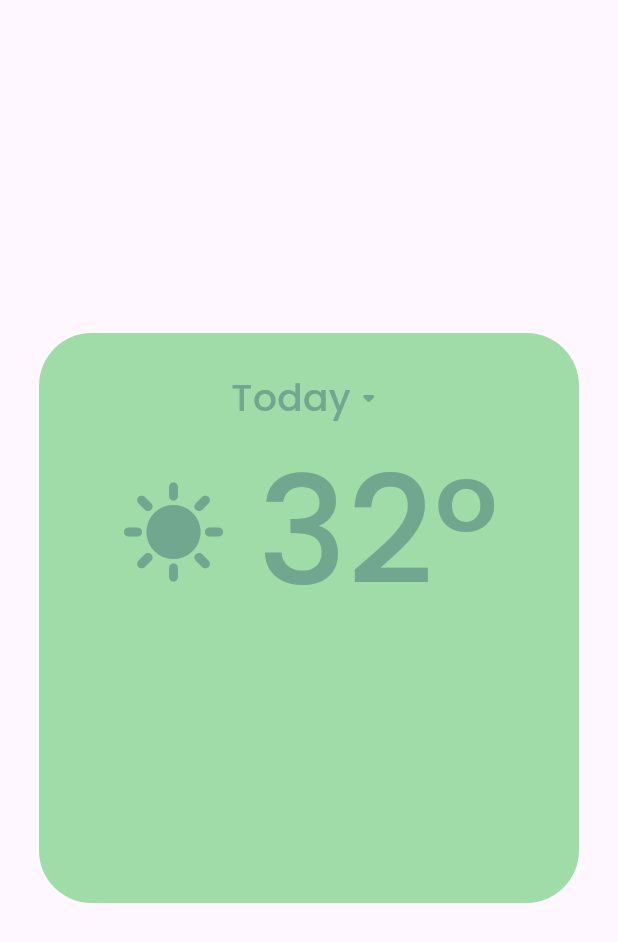
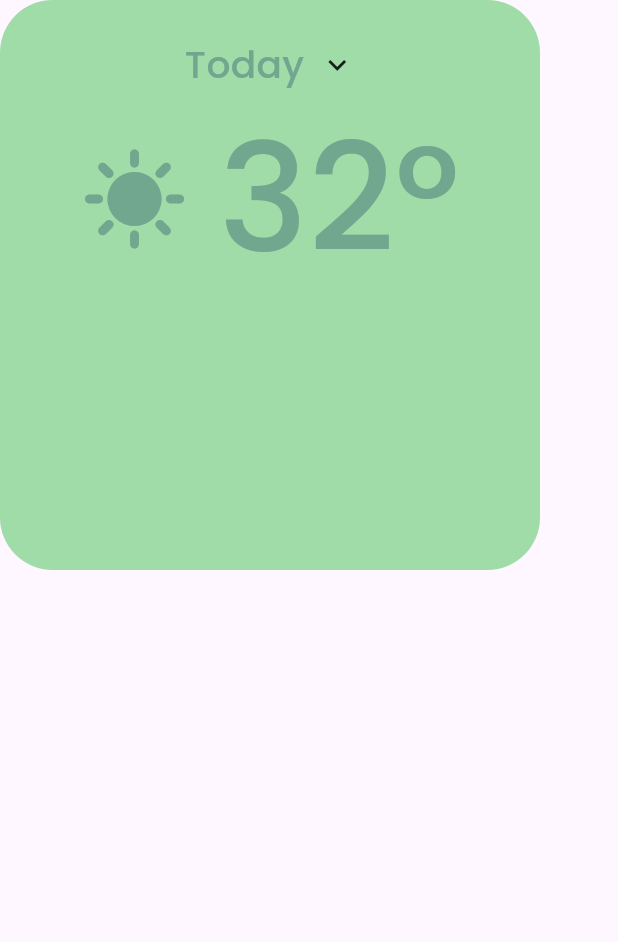
Before and after one commit to 666kurt/Flutter_Weather_App, a Flutter app: the screen it shows after launch, on a phone screen of 412 x 824 dp. Shown: the top 942 px of the screen. Run offline on Flutter 3.47's test engine with Material 3 defaults, Android fonts, the phone set to English and light mode, and no system bars.

Commit message:
Fixed UI

```diff
--- a/lib/main.dart
+++ b/lib/main.dart
@@ -12,7 +12,6 @@ class WeatherApp extends StatelessWidget {
   Widget build(BuildContext context) {
     return const MaterialApp(
       debugShowCheckedModeBanner: false,
-      // theme: ThemeData(),
       home: WeatherScreen(),
     );
   }
--- a/lib/screens/weather/weather_screen.dart
+++ b/lib/screens/weather/weather_screen.dart
@@ -1,6 +1,5 @@
 import 'package:flutter/material.dart';
-import 'package:weather_app/theme/app_colors.dart';
-import '../../theme/app_fonts.dart';
+import 'widgets/weather_card.dart';
 
 class WeatherScreen extends StatefulWidget {
   const WeatherScreen({super.key});
@@ -13,44 +12,7 @@ class _WeatherScreenState extends State<WeatherScreen> {
   @override
   Widget build(BuildContext context) {
     return Scaffold(
-      body: Center(
-        child: Container(
-          padding: const EdgeInsets.all(25),
-          width: 360,
-          height: 380,
-          decoration: BoxDecoration(
-            color: AppColors.cardColor,
-            borderRadius: BorderRadius.circular(35),
-          ),
-          child: const Column(
-            children: [
-              Row(
-                mainAxisAlignment: MainAxisAlignment.center,
-                children: [
-                  Text("Today", style: AppFonts.headline),
-                  Icon(
-                    Icons.arrow_drop_down_rounded,
-                    size: 24,
-                    color: AppColors.cardTextColor,
-                  ),
-                ],
-              ),
-              Row(
-                mainAxisAlignment: MainAxisAlignment.center,
-                children: [
-                  Icon(
-                    Icons.sunny,
-                    size: 72,
-                    color: AppColors.cardTextColor,
-                  ),
-                  SizedBox(width: 20),
-                  Text("32°", style: AppFonts.headlineLarge),
-                ],
-              )
-            ],
-          ),
-        ),
-      ),
+      body: WeatherCard(),
     );
   }
 }
--- /dev/null
+++ b/lib/screens/weather/widgets/weather_card.dart
@@ -0,0 +1,50 @@
+import 'package:flutter/material.dart';
+import '../../../theme/theme.dart';
+
+class WeatherCard extends StatefulWidget {
+  const WeatherCard({
+    super.key,
+  });
+
+  @override
+  State<WeatherCard> createState() => _WeatherCardState();
+}
+
+class _WeatherCardState extends State<WeatherCard> {
+  @override
+  Widget build(BuildContext context) {
+    return Container(
+      width: 360,
+      height: 380,
+      padding: const EdgeInsets.all(25),
+      decoration: BoxDecoration(
+        color: AppColors.cardColor,
+        borderRadius: BorderRadius.circular(35),
+      ),
+      child: const Column(
+        children: [
+          Row(
+            mainAxisAlignment: MainAxisAlignment.center,
+            children: [
+              Text("Today", style: AppFonts.headline),
+              SizedBox(width: 10),
+              Icon(Icons.keyboard_arrow_down_outlined),
+            ],
+          ),
+          Row(
+            mainAxisAlignment: MainAxisAlignment.center,
+            children: [
+              Icon(
+                Icons.sunny,
+                size: 72,
+                color: AppColors.cardTextColor,
+              ),
+              SizedBox(width: 20),
+              Text("32°", style: AppFonts.headlineLarge),
+            ],
+          ),
+        ],
+      ),
+    );
+  }
+}
--- /dev/null
+++ b/lib/theme/theme.dart
@@ -0,0 +1,2 @@
+export 'app_fonts.dart';
+export 'app_colors.dart';
--- a/pubspec.yaml
+++ b/pubspec.yaml
@@ -28,3 +28,5 @@ flutter:
         weight: 600
       - asset: assets/Poppins/Poppins-Regular.ttf
         weight: 400
+  assets:
+    - assets/images/
```
Also changed, not shown: assets/images/bg1.png (added).
